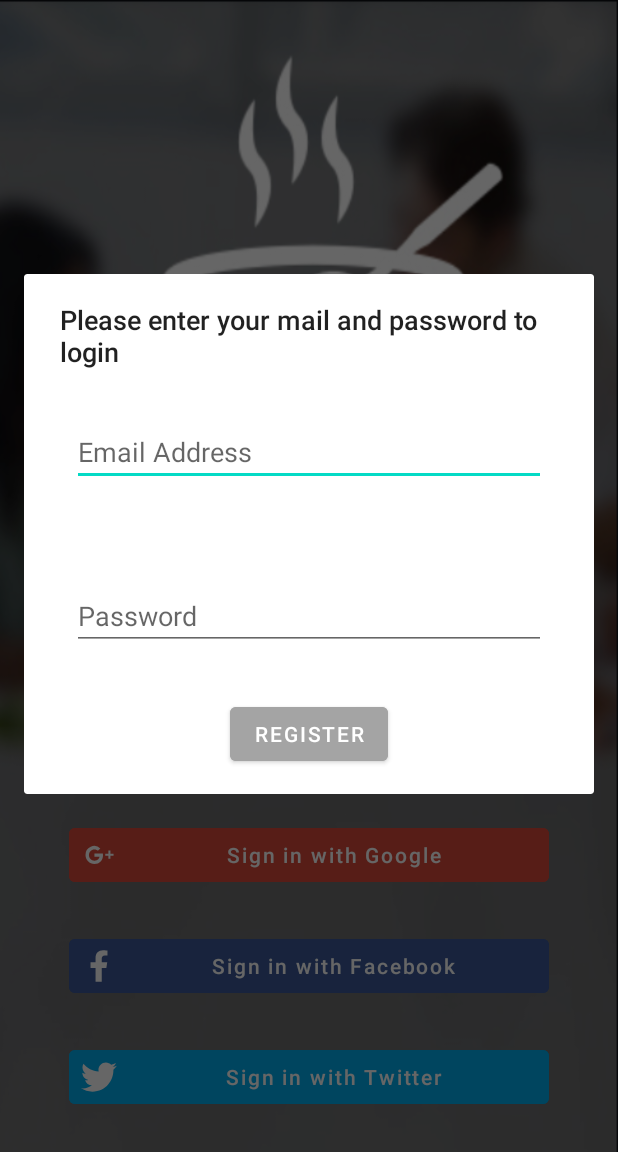
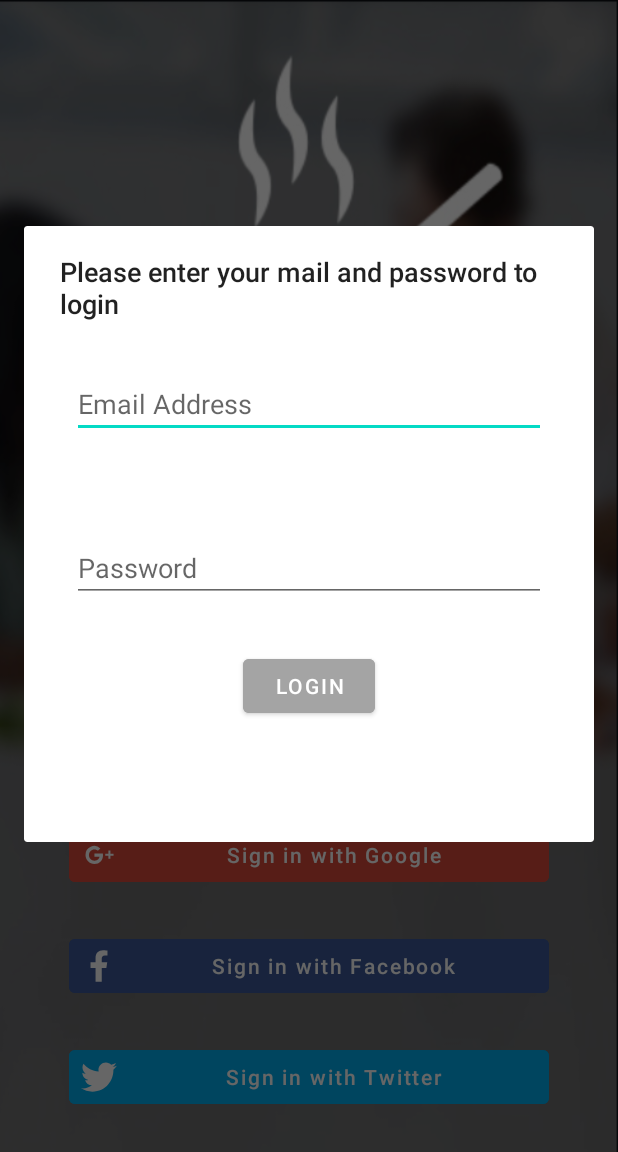
Before and after one commit to AnneLinger/Go4Lunch, an Android app: the screen it shows after launch (AuthenticationActivity), after a tap on "Sign in with email", on a phone screen of 412 x 824 dp, the part 84-1236 px from its top. Run offline under Robolectric (Android 15) with nearby library versions, the phone set to English and light mode, and no system bars; our stand-ins replace Firebase (no records; nobody signed in at launch, a user with empty details on screens opened directly); libraries missing offline, so code that uses them is left out: com.firebase.ui.

Commit message:
Add dialog to login with existing mail

```diff
--- a/app/build.gradle
+++ b/app/build.gradle
@@ -36,16 +36,18 @@ dependencies {
 
     implementation 'androidx.appcompat:appcompat:1.4.2'
     implementation 'com.google.android.material:material:1.6.1'
-    implementation 'com.google.firebase:firebase-auth:21.0.6'
-    implementation 'com.firebaseui:firebase-ui-auth:8.0.1'
+
+    //Tests
     testImplementation 'junit:junit:4.13.2'
     androidTestImplementation 'androidx.test.ext:junit:1.1.3'
     androidTestImplementation 'androidx.test.espresso:espresso-core:3.4.0'
 
     //Firebase
     implementation platform('com.google.firebase:firebase-bom:30.0.2')
-    implementation 'com.google.firebase:firebase-analytics'
+    implementation 'com.firebaseui:firebase-ui-auth:6.4.0'
+    implementation 'com.google.firebase:firebase-auth:21.0.6'
+    implementation 'com.firebaseui:firebase-ui-auth:8.0.1'
 
-    //Firebase UI
-    implementation 'com.firebaseui:firebase-ui-auth:6.4.0'
+    //SDK Facebook
+    //implementation 'com.facebook.android:facebook-android-sdk:8.x'
 }
--- a/app/src/main/java/ui/activities/AuthenticationActivity.java
+++ b/app/src/main/java/ui/activities/AuthenticationActivity.java
@@ -4,6 +4,8 @@ import android.content.Intent;
 import android.os.Bundle;
 import android.view.LayoutInflater;
 
+import androidx.activity.result.ActivityResultCallback;
+import androidx.activity.result.ActivityResultLauncher;
 import androidx.annotation.Nullable;
 import androidx.appcompat.app.AlertDialog;
 import androidx.appcompat.app.AppCompatActivity;
@@ -11,8 +13,18 @@ import androidx.lifecycle.ViewModelProvider;
 
 import com.anne.linger.go4lunch.R;
 import com.anne.linger.go4lunch.databinding.ActivityAuthenticationBinding;
-import com.anne.linger.go4lunch.databinding.DialogAuthenticationWithMailBinding;
+import com.anne.linger.go4lunch.databinding.DialogAuthenticationWithExistingMailBinding;
+import com.anne.linger.go4lunch.databinding.DialogAuthenticationWithNewMailBinding;
+import com.firebase.ui.auth.AuthUI;
+import com.firebase.ui.auth.FirebaseAuthUIActivityResultContract;
+import com.firebase.ui.auth.IdpResponse;
+import com.firebase.ui.auth.data.model.FirebaseAuthUIAuthenticationResult;
+import com.google.android.material.snackbar.Snackbar;
 import com.google.firebase.auth.FirebaseAuth;
+import com.google.firebase.auth.FirebaseUser;
+
+import java.util.Arrays;
+import java.util.List;
 
 import injections.ViewModelFactory;
 import viewmodel.UserViewModel;
@@ -54,7 +66,7 @@ public class AuthenticationActivity extends AppCompatActivity {
     private void setupListeners() {
         //To login with email
         mBinding.btMailLogin.setOnClickListener(view -> {
-            showDialogToCreateUserWithMail();
+            showDialogToLoginUserWithMail();
         });
     }
 
@@ -64,13 +76,17 @@ public class AuthenticationActivity extends AppCompatActivity {
         finish();
     }
 
+    // Show Snack Bar with a message
+    private void showSnackBar( String message){
+        Snackbar.make(mBinding.getRoot(), message, Snackbar.LENGTH_SHORT).show();
+    }
 
-    //For login with email
+    //For login with new mail
     public void showDialogToCreateUserWithMail() {
         AlertDialog.Builder builder = new AlertDialog.Builder(this);
-        DialogAuthenticationWithMailBinding mDialogBinding = DialogAuthenticationWithMailBinding.inflate(LayoutInflater.from(this));
+        DialogAuthenticationWithNewMailBinding mDialogBinding = DialogAuthenticationWithNewMailBinding.inflate(LayoutInflater.from(this));
         builder.setView(mDialogBinding.getRoot());
-        builder.setTitle(R.string.authentication_mail_title);
+        builder.setTitle(R.string.authentication_new_mail_title);
 
         mDialogBinding.buttonRegister.setOnClickListener(view -> {
             String mail = mDialogBinding.inputMail.getText().toString();
@@ -79,8 +95,29 @@ public class AuthenticationActivity extends AppCompatActivity {
             startToNextActivity();
         });
 
+        builder.create().show();
+    }
+
+    //For login with existing mail
+    public void showDialogToLoginUserWithMail() {
+        AlertDialog.Builder builder = new AlertDialog.Builder(this);
+        DialogAuthenticationWithExistingMailBinding mDialogBinding = DialogAuthenticationWithExistingMailBinding.inflate(LayoutInflater.from(this));
+        builder.setView(mDialogBinding.getRoot());
+        builder.setTitle(R.string.authentication_mail_title);
+
+        mDialogBinding.buttonLogin.setOnClickListener(view -> {
+            String mail = mDialogBinding.inputMail.getText().toString();
+            String password = mDialogBinding.inputPassword.getText().toString();
+            mAuth.createUserWithEmailAndPassword(mail, password);
+            startToNextActivity();
+        });
+
+        mDialogBinding.buttonRegisterNewUser.setOnClickListener(view -> {
+            showDialogToCreateUserWithMail();
+        });
 
         builder.create().show();
+    }
 
         /**List<AuthUI.IdpConfig> providers = Collections.singletonList(new AuthUI.IdpConfig.EmailBuilder().build());
         startActivityForResult(AuthUI.getInstance()
@@ -95,6 +132,45 @@ public class AuthenticationActivity extends AppCompatActivity {
         AuthenticationWithMailFragment authenticationWithMailFragment = new AuthenticationWithMailFragment();
         FragmentTransaction transaction = fragmentManager.beginTransaction();
         transaction.setTransition(FragmentTransaction.TRANSIT_FRAGMENT_OPEN);
-        transaction.add(android.R.id.content, authenticationWithMailFragment).disallowAddToBackStack().commit();*/
-    }
+        transaction.add(android.R.id.content, authenticationWithMailFragment).disallowAddToBackStack().commit();
+
+
+    //Enregistre un rappel pour le contrat de résultat d'activité FirebaseUI
+    private final ActivityResultLauncher<Intent> signInLauncher = registerForActivityResult(
+            new FirebaseAuthUIActivityResultContract(),
+            new ActivityResultCallback<FirebaseAuthUIAuthenticationResult>() {
+                @Override
+                public void onActivityResult(FirebaseAuthUIAuthenticationResult result) {
+                    onSignInResult(result);
+                }
+            }
+    );
+
+    // Choose authentication providers
+    List<AuthUI.IdpConfig> providers = Arrays.asList(
+            new AuthUI.IdpConfig.EmailBuilder().build(),
+            new AuthUI.IdpConfig.GoogleBuilder().build(),
+            new AuthUI.IdpConfig.FacebookBuilder().build(),
+            new AuthUI.IdpConfig.TwitterBuilder().build());
+
+    // Create and launch sign-in intent
+    Intent signInIntent = AuthUI.getInstance()
+            .createSignInIntentBuilder()
+            .setAvailableProviders(providers)
+            .build();
+    signInLauncher.launch(signInIntent);
+
+    private void onSignInResult(FirebaseAuthUIAuthenticationResult result) {
+        IdpResponse response = result.getIdpResponse();
+        if (result.getResultCode() == RESULT_OK) {
+            // Successfully signed in
+            FirebaseUser user = FirebaseAuth.getInstance().getCurrentUser();
+            // ...
+        } else {
+            // Sign in failed. If response is null the user canceled the
+            // sign-in flow using the back button. Otherwise check
+            // response.getError().getErrorCode() and handle the error.
+            // ...
+        }
+    }*/
 }
--- a/app/src/main/java/ui/fragments/AuthenticationWithMailFragment.java
+++ b/app/src/main/java/ui/fragments/AuthenticationWithMailFragment.java
@@ -22,7 +22,7 @@ public class AuthenticationWithMailFragment extends DialogFragment {
     @Nullable
     @Override
     public View onCreateView(@NonNull LayoutInflater inflater, @Nullable ViewGroup container, @Nullable Bundle savedInstanceState) {
-        return inflater.inflate(R.layout.dialog_authentication_with_mail, container, false);
+        return inflater.inflate(R.layout.dialog_authentication_with_new_mail, container, false);
     }
 
 }
--- /dev/null
+++ b/app/src/main/res/layout/dialog_authentication_with_existing_mail.xml
@@ -0,0 +1,59 @@
+<?xml version="1.0" encoding="utf-8"?>
+<androidx.constraintlayout.widget.ConstraintLayout xmlns:android="http://schemas.android.com/apk/res/android"
+    xmlns:tools="http://schemas.android.com/tools"
+    xmlns:app="http://schemas.android.com/apk/res-auto"
+    android:id="@+id/dialog_auth_existing_mail_layout"
+    android:layout_width="match_parent"
+    android:layout_height="wrap_content"
+    tools:context="ui.activities.AuthenticationActivity">
+
+    <EditText
+        android:id="@+id/input_mail"
+        android:layout_width="match_parent"
+        android:layout_height="wrap_content"
+        android:layout_margin="32dp"
+        app:layout_constraintTop_toTopOf="parent"
+        app:layout_constraintBottom_toTopOf="@id/input_password"
+        app:layout_constraintStart_toStartOf="parent"
+        app:layout_constraintEnd_toEndOf="parent"
+        android:hint="@string/email_address"
+        android:inputType="textEmailAddress" />
+
+    <EditText
+        android:id="@+id/input_password"
+        android:layout_width="match_parent"
+        android:layout_height="wrap_content"
+        android:layout_margin="32dp"
+        app:layout_constraintTop_toBottomOf="@id/input_mail"
+        app:layout_constraintBottom_toTopOf="@id/button_login"
+        app:layout_constraintStart_toStartOf="parent"
+        app:layout_constraintEnd_toEndOf="parent"
+        android:hint="@string/password"
+        android:inputType="textPassword" />
+
+    <Button
+        android:id="@+id/button_login"
+        android:layout_width="wrap_content"
+        android:layout_height="wrap_content"
+        android:backgroundTint="@color/email"
+        android:layout_marginBottom="16dp"
+        app:layout_constraintTop_toBottomOf="@id/input_password"
+        app:layout_constraintBottom_toTopOf="@id/button_register_new_user"
+        app:layout_constraintStart_toStartOf="parent"
+        app:layout_constraintEnd_toEndOf="parent"
+        android:text="@string/login" />
+
+    <Button
+        android:id="@+id/button_register_new_user"
+        style="@style/Widget.MaterialComponents.Button.TextButton"
+        android:layout_width="wrap_content"
+        android:layout_height="wrap_content"
+        android:layout_marginBottom="16dp"
+        android:textColor="@color/white"
+        app:layout_constraintTop_toBottomOf="@id/button_login"
+        app:layout_constraintBottom_toBottomOf="parent"
+        app:layout_constraintStart_toStartOf="parent"
+        app:layout_constraintEnd_toEndOf="parent"
+        android:text="@string/register_new_user"/>
+
+</androidx.constraintlayout.widget.ConstraintLayout>
--- a/app/src/main/res/layout/dialog_authentication_with_mail.xml
+++ b/app/src/main/res/layout/dialog_authentication_with_new_mail.xml
@@ -2,7 +2,7 @@
 <androidx.constraintlayout.widget.ConstraintLayout xmlns:android="http://schemas.android.com/apk/res/android"
     xmlns:tools="http://schemas.android.com/tools"
     xmlns:app="http://schemas.android.com/apk/res-auto"
-    android:id="@+id/auth_fragment_layout"
+    android:id="@+id/dialog_auth_new_mail_layout"
     android:layout_width="match_parent"
     android:layout_height="wrap_content"
     tools:context="ui.activities.AuthenticationActivity">
@@ -36,11 +36,11 @@
         android:layout_width="wrap_content"
         android:layout_height="wrap_content"
         android:backgroundTint="@color/email"
-        android:layout_marginBottom="16dp"
+        android:layout_marginBottom="48dp"
         app:layout_constraintTop_toBottomOf="@id/input_password"
         app:layout_constraintBottom_toBottomOf="parent"
         app:layout_constraintStart_toStartOf="parent"
         app:layout_constraintEnd_toEndOf="parent"
-        android:text="@string/register" />
+        android:text="@string/register"/>
 
 </androidx.constraintlayout.widget.ConstraintLayout>
--- a/app/src/main/res/values/strings.xml
+++ b/app/src/main/res/values/strings.xml
@@ -5,7 +5,10 @@
     <string name="sign_in_with_facebook">Sign in with Facebook</string>
     <string name="sign_in_with_twitter">Sign in with Twitter</string>
     <string name="authentication_mail_title">Please enter your mail and password to login</string>
+    <string name="authentication_new_mail_title">Please enter your mail and password to create a new account</string>
     <string name="email_address">Email Address</string>
     <string name="password">Password</string>
-    <string name="register">Register</string>
+    <string name="register_new_user">New user ? Register here</string>
+    <string name="login">login</string>
+    <string name="register">register</string>
 </resources>
```
